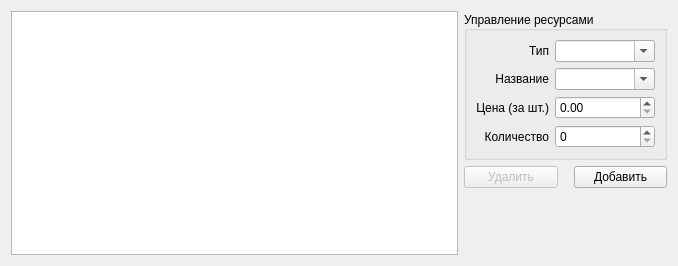
werwolf/ExLibris, file esupplier.ui: the form before one commit.
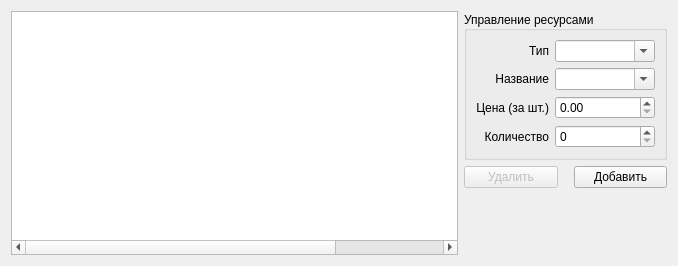
The form after the commit.

What changed in the file:
```diff
--- a/esupplier.ui
+++ b/esupplier.ui
@@ -58,6 +58,11 @@
        <string>Количество</string>
       </property>
      </column>
+     <column>
+      <property name="text">
+       <string>id</string>
+      </property>
+     </column>
     </widget>
    </item>
    <item>
```
